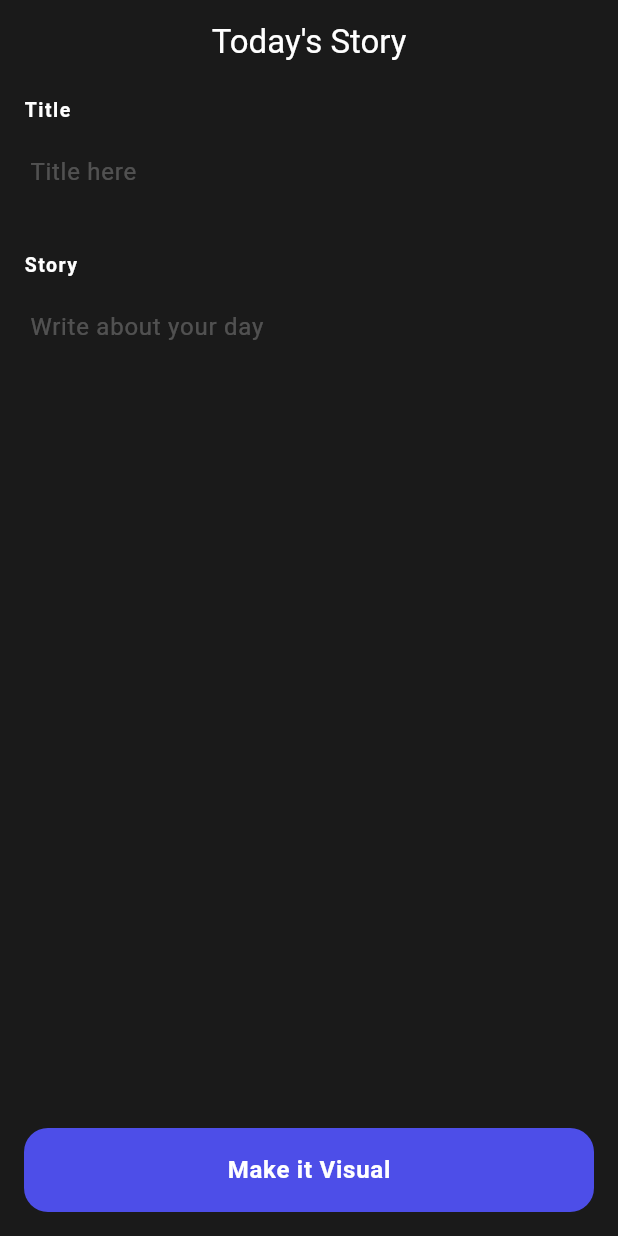
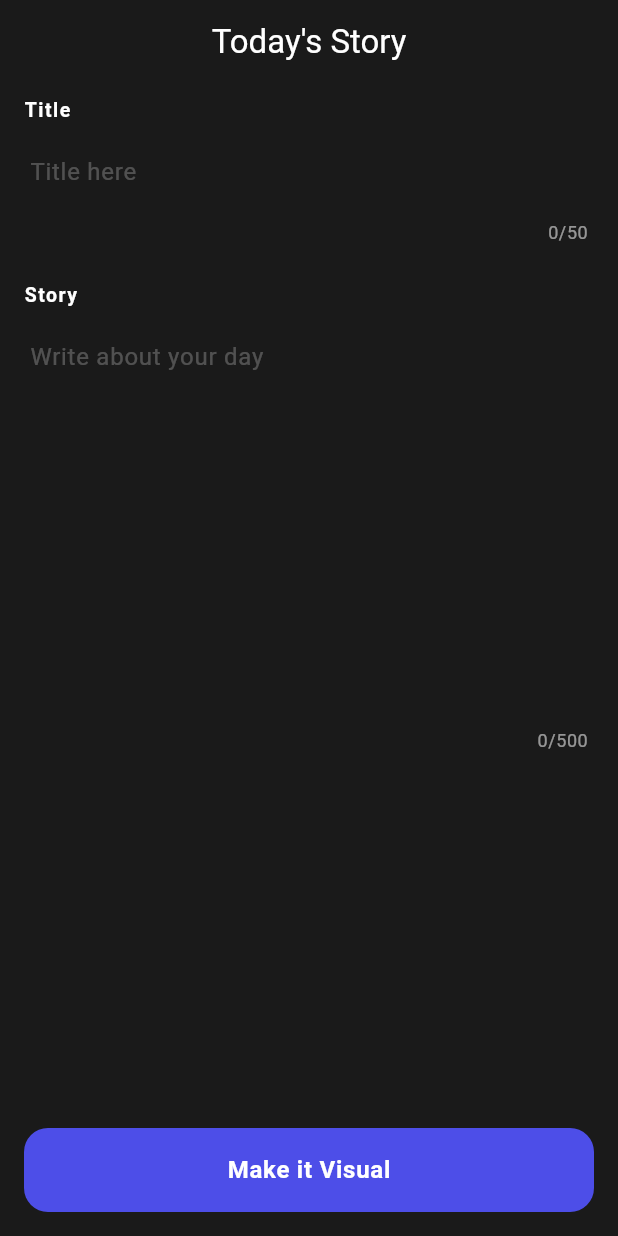
Before and after one commit to dongqui/LingoAI, a Flutter app: the DiaryWriteScreen screen opened by its route, on a phone screen of 412 x 824 dp. Run offline on Flutter 3.47's test engine with Material 3 defaults, Android fonts, the phone set to English and light mode, and no system bars; our stand-ins replace animated_text_kit, device_info_plus, flutter_dotenv, go_router, google_mobile_ads, permission_handler and 3 more; accounts and stored records are empty; network calls fail; statements that could not run were skipped.

Commit message:
feat: appbar 수정

```diff
--- a/lib/screens/diary_detail_screen.dart
+++ b/lib/screens/diary_detail_screen.dart
@@ -22,9 +22,10 @@ class DiaryDetailScreen extends StatelessWidget {
 
     return Scaffold(
       appBar: AppBar(
-        title: const Text('Diary Detail'),
+        title: const Text('My Story'),
         centerTitle: true,
         backgroundColor: Colors.black,
+        scrolledUnderElevation: 0,
         elevation: 0,
         actions: [
           IconButton(
@@ -119,7 +120,8 @@ class DiaryDetailScreen extends StatelessWidget {
                 child: ClipRRect(
                   borderRadius: BorderRadius.circular(12),
                   child: FutureBuilder<void>(
-                    future: precacheImage(NetworkImage(diary.imageUrl), context),
+                    future:
+                        precacheImage(NetworkImage(diary.imageUrl), context),
                     builder: (context, snapshot) {
                       if (snapshot.connectionState == ConnectionState.done) {
                         return Image.network(
--- a/lib/screens/diary_write_screen.dart
+++ b/lib/screens/diary_write_screen.dart
@@ -3,11 +3,17 @@ import 'package:provider/provider.dart';
 import '../providers/diary_input_provider.dart';
 import 'package:go_router/go_router.dart';
 
-class DiaryWriteScreen extends StatelessWidget {
+class DiaryWriteScreen extends StatefulWidget {
+  const DiaryWriteScreen({super.key});
+
+  @override
+  State<DiaryWriteScreen> createState() => _DiaryWriteScreenState();
+}
+
+class _DiaryWriteScreenState extends State<DiaryWriteScreen> {
   final TextEditingController _titleController = TextEditingController();
   final TextEditingController _storyController = TextEditingController();
-
-  DiaryWriteScreen({super.key});
+  final ScrollController _scrollController = ScrollController();
 
   @override
   Widget build(BuildContext context) {
@@ -19,8 +25,10 @@ class DiaryWriteScreen extends StatelessWidget {
           appBar: AppBar(
             title: const Text('Today\'s Story'),
             centerTitle: true,
+            scrolledUnderElevation: 0,
           ),
           body: SingleChildScrollView(
+            controller: _scrollController,
             padding: const EdgeInsets.only(bottom: 80),
             child: Column(
               crossAxisAlignment: CrossAxisAlignment.start,
@@ -41,11 +49,13 @@ class DiaryWriteScreen extends StatelessWidget {
                 const SizedBox(height: 4),
                 TextField(
                   controller: _titleController,
+                  maxLength: 50,
                   onChanged: (value) => diaryProvider.setTitle(value),
                   cursorColor: const Color(0xFF4D4EE8),
                   decoration: const InputDecoration(
                     hintText: 'Title here',
                     hintStyle: TextStyle(color: Colors.white24),
+                    counterStyle: TextStyle(color: Colors.white54),
                     border: InputBorder.none,
                     contentPadding: EdgeInsets.all(16),
                     enabledBorder: OutlineInputBorder(
@@ -78,12 +88,25 @@ class DiaryWriteScreen extends StatelessWidget {
                 const SizedBox(height: 4),
                 TextField(
                   controller: _storyController,
+                  maxLength: 500,
+                  maxLines: 10,
+                  onTap: () {
+                    if (mounted) {
+                      if (_scrollController.hasClients) {
+                        _scrollController.animateTo(
+                          _scrollController.position.maxScrollExtent,
+                          duration: const Duration(milliseconds: 300),
+                          curve: Curves.easeOut,
+                        );
+                      }
+                    }
+                  },
                   onChanged: (value) => diaryProvider.setContent(value),
                   cursorColor: const Color(0xFF4D4EE8),
-                  maxLines: 10,
                   decoration: const InputDecoration(
                     hintText: 'Write about your day',
                     hintStyle: TextStyle(color: Colors.white24),
+                    counterStyle: TextStyle(color: Colors.white54),
                     border: InputBorder.none,
                     contentPadding: EdgeInsets.symmetric(
                       horizontal: 16,
--- a/lib/screens/image_generation_screen.dart
+++ b/lib/screens/image_generation_screen.dart
@@ -18,6 +18,7 @@ class ImageGenerationScreen extends StatelessWidget {
       appBar: AppBar(
         title: const Text('Preview'),
         centerTitle: true,
+        scrolledUnderElevation: 0,
       ),
       resizeToAvoidBottomInset: false,
       body: Stack(
--- a/lib/screens/image_regenerate_screen.dart
+++ b/lib/screens/image_regenerate_screen.dart
@@ -19,6 +19,7 @@ class ImageRegenerateScreen extends StatelessWidget {
     return Scaffold(
       appBar: AppBar(
         title: const Text('Customize Image'),
+        scrolledUnderElevation: 0,
         centerTitle: true,
       ),
       body: SingleChildScrollView(
```
